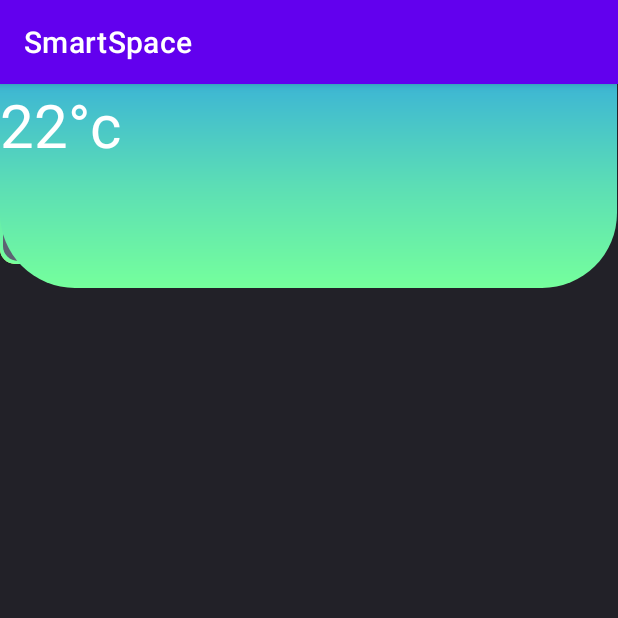
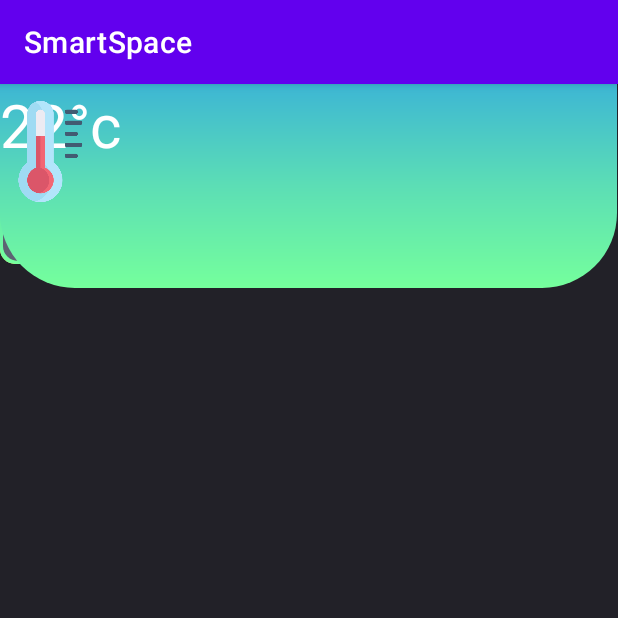
Before and after one commit to Naxisitre/SmartSpace, an Android app: the screen it shows after launch (MainActivity), on a phone screen of 412 x 824 dp, the top half of it. Run offline under Robolectric (Android 15) with nearby library versions, the light colour scheme and no system bars.

Commit message:
add icons

```diff
--- a/app/src/main/res/layout/activity_main.xml
+++ b/app/src/main/res/layout/activity_main.xml
@@ -41,4 +41,12 @@
         tools:layout_editor_absoluteX="117dp"
         tools:layout_editor_absoluteY="197dp" />
 
+    <ImageView
+        android:id="@+id/imageView"
+        android:layout_width="61dp"
+        android:layout_height="90dp"
+        app:srcCompat="@drawable/temp_icon"
+        tools:layout_editor_absoluteX="37dp"
+        tools:layout_editor_absoluteY="179dp" />
+
 </androidx.constraintlayout.widget.ConstraintLayout>
```
Also changed, not shown: app/src/main/res/drawable-nodpi/attention.png (added), app/src/main/res/drawable-nodpi/lamp_off.png (added), app/src/main/res/drawable-nodpi/lamp_on.png (added), app/src/main/res/drawable-nodpi/temp_icon.png (added).
